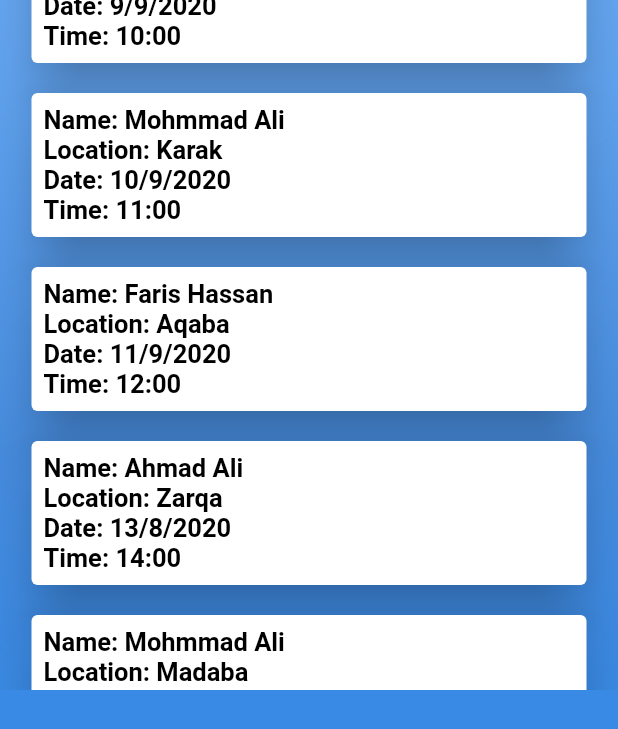
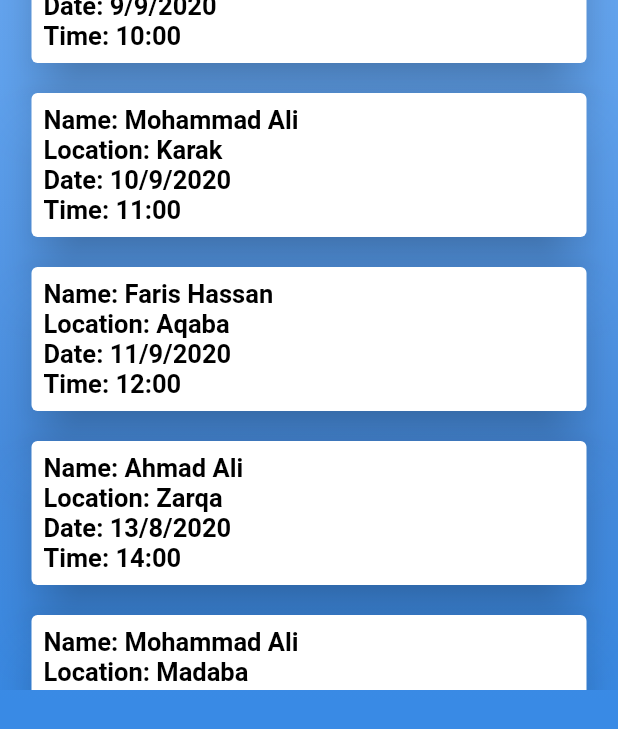
Before and after one commit to AbdallahDev/barcode_scan_flutter_app, a Flutter app: the screen it shows after launch, on a phone screen of 412 x 824 dp. Shown: the part 411-1140 px from the top of the screen. Run offline on Flutter 3.47's test engine with Material 2 defaults, Android fonts, the phone set to English and light mode, and no system bars; missing offline and left inert: barcode_scan.

Commit message:
List view

```diff
--- a/lib/main.dart
+++ b/lib/main.dart
@@ -518,10 +518,10 @@ class _ShowUserCheckedState extends State<ShowUserChecked> {
   List<List> users = [
     ["0", "distributor1", "time2", "date3", "location4"],
     ["1", "Ahmad Ali", "10:00", "9/9/2020", "Amman"],
-    ["2", "Mohmmad Ali", "11:00", "10/9/2020", "Karak"],
+    ["2", "Mohammad Ali", "11:00", "10/9/2020", "Karak"],
     ["3", "Faris Hassan", "12:00", "11/9/2020", "Aqaba"],
     ["1", "Ahmad Ali", "14:00", "13/8/2020", "Zarqa"],
-    ["2", "Mohmmad Ali", "11:00", "20/8/2020", "Madaba"],
+    ["2", "Mohammad Ali", "11:00", "20/8/2020", "Madaba"],
     ["3", "Faris Hassan", "12:00", "23/7/2020", "Ma'an"],
   ];
 
```
